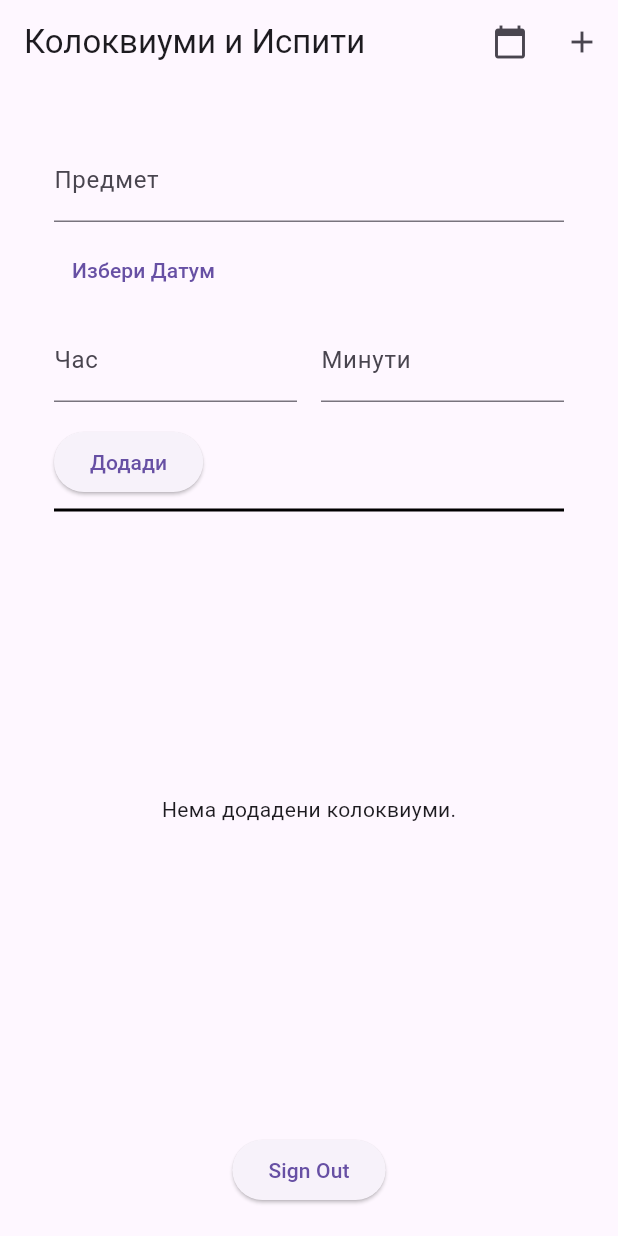
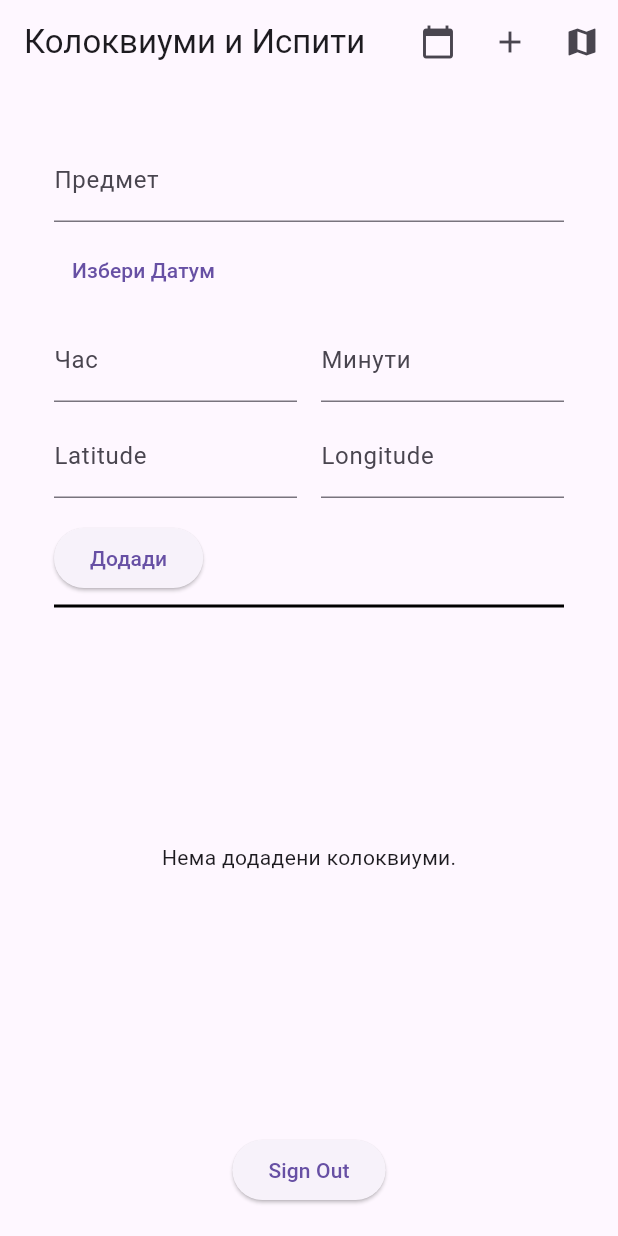
Before and after one commit to ivanadimitrova123/mis-lab3, a Flutter app: the screen it shows once a user with an empty profile is signed in, after a tap on the "add" icon, on a phone screen of 412 x 824 dp. Run offline on Flutter 3.47's test engine with Material 3 defaults, Android fonts, the phone set to English and light mode, and no system bars; our stand-ins replace awesome_notifications, firebase_auth, firebase_core, geolocator, google_maps_flutter, table_calendar; accounts and stored records are empty.

```diff
--- a/lib/main.dart
+++ b/lib/main.dart
@@ -1,5 +1,6 @@
 import 'package:awesome_notifications/awesome_notifications.dart';
 import 'package:flutter/material.dart';
+import 'package:google_maps_flutter/google_maps_flutter.dart';
 import 'package:lab3/widget_tree.dart';
 import 'package:firebase_core/firebase_core.dart';
 
@@ -25,6 +26,7 @@ Future<void> main() async {
   }else {
     print("Notification permission is already granted.");
   }
+
   runApp(const MyApp());
 }
 
--- a/lib/pages/homePage.dart
+++ b/lib/pages/homePage.dart
@@ -5,6 +5,9 @@ import 'package:lab3/auth.dart';
 import 'package:lab3/pages/notification_controller.dart';
 import 'calendar_page.dart';
 import 'package:intl/intl.dart';
+import 'package:google_maps_flutter/google_maps_flutter.dart';
+import 'package:geolocator/geolocator.dart';
+import 'package:url_launcher/url_launcher.dart';
 
 void main() {
   WidgetsFlutterBinding.ensureInitialized();
@@ -37,11 +40,28 @@ class _HomePageState extends State<HomePage> {
   DateTime selectedDate = DateTime.now();
   TextEditingController hourController = TextEditingController();
   TextEditingController minuteController = TextEditingController();
+  TextEditingController latitudeController = TextEditingController();
+  TextEditingController longitudeController = TextEditingController();
+
   bool isAddingExam = false;
+  LatLng userLocation = const LatLng(0, 0);
+
+
+  Future<void> getCurrentLocation() async {
+    Position position = await Geolocator.getCurrentPosition(
+      desiredAccuracy: LocationAccuracy.high,
+    );
+    setState(() {
+      userLocation = LatLng(position.latitude, position.longitude);
+    });
+  }
+
+
 
   @override
   void initState(){
     super.initState();
+    getCurrentLocation();
     AwesomeNotifications().setListeners(
         onActionReceivedMethod: NotificationController.onActionReceivedMethod,
         onNotificationCreatedMethod: NotificationController.onNotificationCreatedMethod,
@@ -49,7 +69,6 @@ class _HomePageState extends State<HomePage> {
         onDismissActionReceivedMethod: NotificationController.onDismissedReceivedMethod
     );
   }
-
   Future<void> signOut() async {
     await Auth().signOut();
   }
@@ -104,6 +123,26 @@ class _HomePageState extends State<HomePage> {
               ),
             ],
           ),
+          const SizedBox(height: 8.0),
+          Row(
+            children: [
+              Expanded(
+                child: TextField(
+                  controller: latitudeController,
+                  keyboardType: TextInputType.number,
+                  decoration: const InputDecoration(labelText: 'Latitude'),
+                ),
+              ),
+              const SizedBox(width: 16.0),
+              Expanded(
+                child: TextField(
+                  controller: longitudeController,
+                  keyboardType: TextInputType.number,
+                  decoration: const InputDecoration(labelText: 'Longitude'),
+                ),
+              ),
+            ],
+          ),
           const SizedBox(height: 16.0),
           ElevatedButton(
             onPressed: () {
@@ -143,7 +182,7 @@ class _HomePageState extends State<HomePage> {
       });
     }
   }
-  void _addExam() {
+  Future<void> _addExam() async {
     setState(() {
       exams.add(
         Exam(
@@ -151,14 +190,48 @@ class _HomePageState extends State<HomePage> {
           date: selectedDate,
           time: hourController.text,
           minutes: minuteController.text,
+          latitude: double.parse(latitudeController.text),
+          longitude: double.parse(longitudeController.text),
         ),
       );
 
       subjectController.clear();
       hourController.clear();
       minuteController.clear();
+      latitudeController.clear();
+      longitudeController.clear();
+    });
 
-    });
+    double distanceInMeters = Geolocator.distanceBetween(
+      userLocation.latitude,
+      userLocation.longitude,
+      exams.last.latitude,
+      exams.last.longitude,
+    );
+
+    if (distanceInMeters <= 100) {
+      AwesomeNotifications().createNotification(content: NotificationContent(
+        id: 2,
+        channelKey: "basic_channel",
+        title: "Location Reminder",
+        body: "You have an upcoming exam near your current location",
+      ));
+    }
+
+  }
+
+  void launchGoogleMaps(List<Exam> exams) async {
+    // Build the URL to open Google Maps with multiple markers
+    String markers = exams.map((exam) {
+      return "${exam.latitude},${exam.longitude}";
+    }).join('&');
+
+   String googleMapsUrl = 'https://www.google.com/maps/search/?api=1&query=$markers';
+    if (await canLaunch(googleMapsUrl)) {
+      await launch(googleMapsUrl);
+    } else {
+      // Handle error
+    }
   }
 
   @override
@@ -184,6 +257,12 @@ class _HomePageState extends State<HomePage> {
               setState(() {
                 isAddingExam = true;
               });
+            },
+          ),
+          IconButton(
+            icon: const Icon(Icons.map),
+            onPressed: () {
+              launchGoogleMaps(exams);
             },
           ),
         ],
@@ -213,6 +292,17 @@ class ExamGridView extends StatelessWidget {
   final List<Exam> exams;
 
   const ExamGridView({Key? key, required this.exams}) : super(key: key);
+
+  void launchGoogleMapsDirections(Exam exam) async {
+    String destination = '${exam.latitude},${exam.longitude}';
+    String googleMapsUrl = 'https://www.google.com/maps/dir/?api=1&destination=$destination';
+
+    if (await canLaunch(googleMapsUrl)) {
+      await launch(googleMapsUrl);
+    } else {
+      // Handle error
+    }
+  }
 
   @override
   Widget build(BuildContext context) {
@@ -249,6 +339,12 @@ class ExamGridView extends StatelessWidget {
                   'На: ${exams[index].formattedDate}. Во: ${exams[index].time} часот и ${exams[index].minutes} мин.',
                   style: const TextStyle(color: Colors.grey),
                 ),
+                ElevatedButton(
+                  onPressed: () {
+                    launchGoogleMapsDirections(exams[index]);
+                  },
+                  child: const Text('Show Route'),
+                ),
               ],
             ),
           ),
@@ -263,22 +359,27 @@ class Exam {
   final DateTime date;
   final String time;
   final String minutes;
+  final double latitude;
+  final double longitude;
+
+  Exam.copy(Exam original, {double? newLatitude, double? newLongitude})
+      : subject = original.subject,
+        date = original.date,
+        time = original.time,
+        minutes = original.minutes,
+        latitude = newLatitude ?? original.latitude,
+        longitude = newLongitude ?? original.longitude;
+
 
   Exam({
     required this.subject,
     required this.date,
     required this.time,
     required this.minutes,
+    required this.latitude,
+    required this.longitude,
   }
   );
-  /*String formattedDate() {
-    return '${date.year}-${_twoDigits(date.month)}-${_twoDigits(date.day)}';
-  }
-
-  String _twoDigits(int n) {
-    if (n >= 10) return '$n';
-    return '0$n';
-  }*/
   String get formattedDate => DateFormat.yMd().format(date);
 
 
--- a/pubspec.yaml
+++ b/pubspec.yaml
@@ -34,8 +34,10 @@ dependencies:
   firebase_auth: ^4.15.0
   table_calendar: 3.0.9
   awesome_notifications: ^0.8.2
-  # The following adds the Cupertino Icons font to your application.
-  # Use with the CupertinoIcons class for iOS style icons.
+  geolocator: ^10.1.0
+  google_maps_flutter: ^2.5.3
+  url_launcher: ^6.2.4
+
   cupertino_icons: ^1.0.2
 
 dev_dependencies:
```
Also changed, not shown: pubspec.lock, 1 other file.
